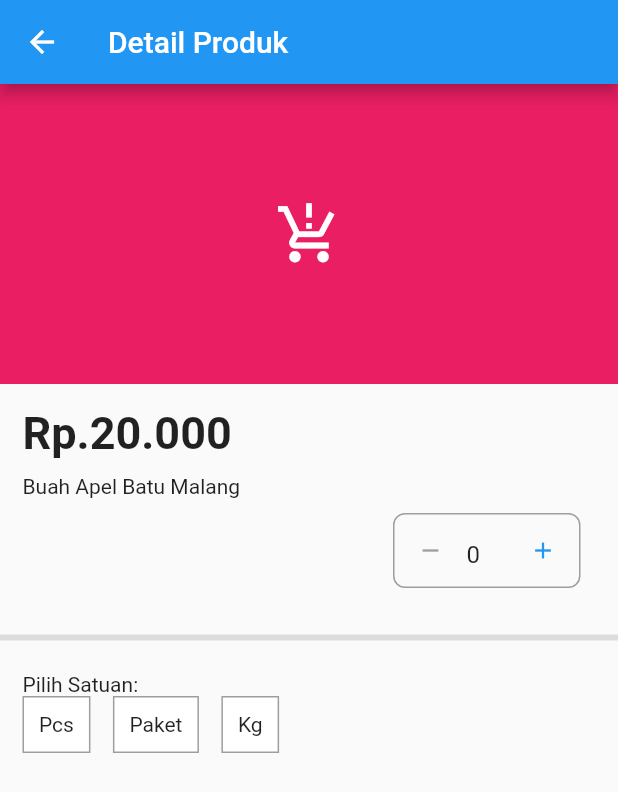
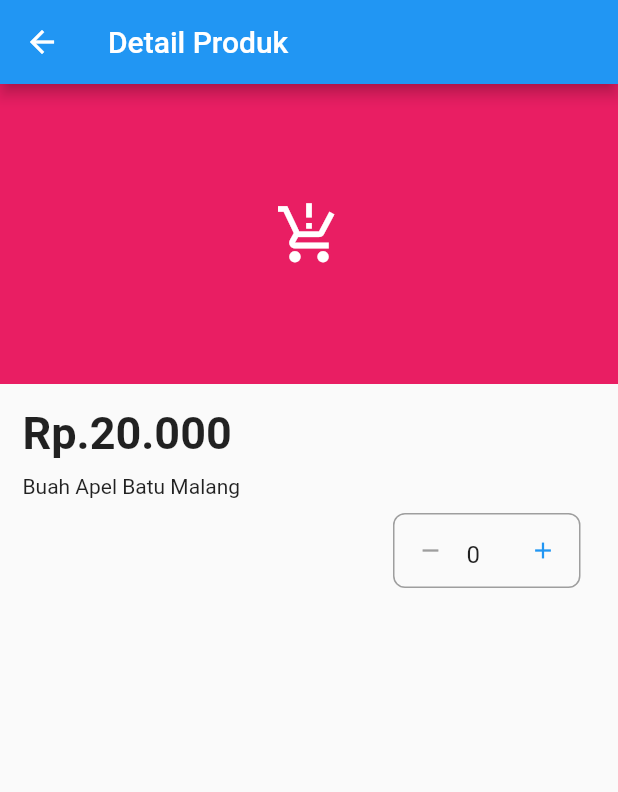
Before and after one commit to AgassiPutra/e_warung, a Flutter app: the DetailProduk screen opened directly, on a phone screen of 412 x 824 dp. Shown: the top 792 px of the screen. Run offline on Flutter 3.47's test engine with Material 2 defaults, Android fonts, the phone set to English and light mode, and no system bars; our stand-ins replace shared_preferences; accounts and stored records are empty.

Commit message:
Mengurangi baris kode yang tidak digunakan

```diff
--- a/lib/screens/warung/dashboard.dart
+++ b/lib/screens/warung/dashboard.dart
@@ -3,8 +3,6 @@ import 'package:e_warung/util/const.dart';
 import 'package:shared_preferences/shared_preferences.dart';
 //import screens
 import 'package:e_warung/screens/warung/profil.dart';
-import 'package:e_warung/screens/warung/beranda.dart';
-// import 'package:e_warung/screens/warung/kasir.dart';
 import 'package:e_warung/screens/warung/katalog.dart';
 import 'package:e_warung/screens/warung/notifikasi.dart';
 import 'package:e_warung/screens/warung/list_produk_warung.dart';
@@ -34,9 +32,8 @@ class _NavBarState extends State<NavBar> {
   late SharedPreferences sharedPreferences;
   int _selectedNavbar = 0;
   final List<Widget> _children = [
-    Home(),
+    ListWarungProduk(),
     Katalog(),
-    ListWarungProduk(),
     Notifikasi(),
     ProfileScreen(),
   ];
@@ -57,16 +54,12 @@ class _NavBarState extends State<NavBar> {
         currentIndex: _selectedNavbar,
         items: [
           BottomNavigationBarItem(
-            icon: Icon(Icons.home),
-            title: Text('Beranda'),
+            icon: Icon(Icons.calculate),
+            title: Text('Produk'),
           ),
           BottomNavigationBarItem(
             icon: Icon(Icons.list),
             title: Text('Katalog'),
-          ),
-          BottomNavigationBarItem(
-            icon: Icon(Icons.calculate),
-            title: Text('Produk'),
           ),
           BottomNavigationBarItem(
             icon: Icon(Icons.notifications),
--- a/lib/screens/warung/detail_produk.dart
+++ b/lib/screens/warung/detail_produk.dart
@@ -98,50 +98,6 @@ class _DetailProdukState extends State<DetailProduk> {
               ])
             ]),
           ),
-          Divider(thickness: 4),
-          Container(
-              padding: EdgeInsets.all(15),
-              child: Column(
-                  crossAxisAlignment: CrossAxisAlignment.start,
-                  children: [
-                    Text("Pilih Satuan:"),
-                    Row(
-                        crossAxisAlignment: CrossAxisAlignment.start,
-                        children: [
-                          GestureDetector(
-                            onTap: () {},
-                            child: Container(
-                                padding: EdgeInsets.all(10),
-                                decoration: BoxDecoration(
-                                    color: _radioFill,
-                                    border: Border.all(color: _radioBorder)),
-                                child: Text("Pcs",
-                                    style: TextStyle(color: _radioText))),
-                          ),
-                          SizedBox(width: 15),
-                          GestureDetector(
-                            onTap: () {},
-                            child: Container(
-                                padding: EdgeInsets.all(10),
-                                decoration: BoxDecoration(
-                                    color: _radioFill,
-                                    border: Border.all(color: _radioBorder)),
-                                child: Text("Paket",
-                                    style: TextStyle(color: _radioText))),
-                          ),
-                          SizedBox(width: 15),
-                          GestureDetector(
-                            onTap: () {},
-                            child: Container(
-                                padding: EdgeInsets.all(10),
-                                decoration: BoxDecoration(
-                                    color: _radioFill,
-                                    border: Border.all(color: _radioBorder)),
-                                child: Text("Kg",
-                                    style: TextStyle(color: _radioText))),
-                          ),
-                        ])
-                  ])),
 
           // // Deskripsi Produk
           // Text("Deskripsi Produk",style:TextStyle(fontWeight: FontWeight.bold,fontSize: 18)),
```
